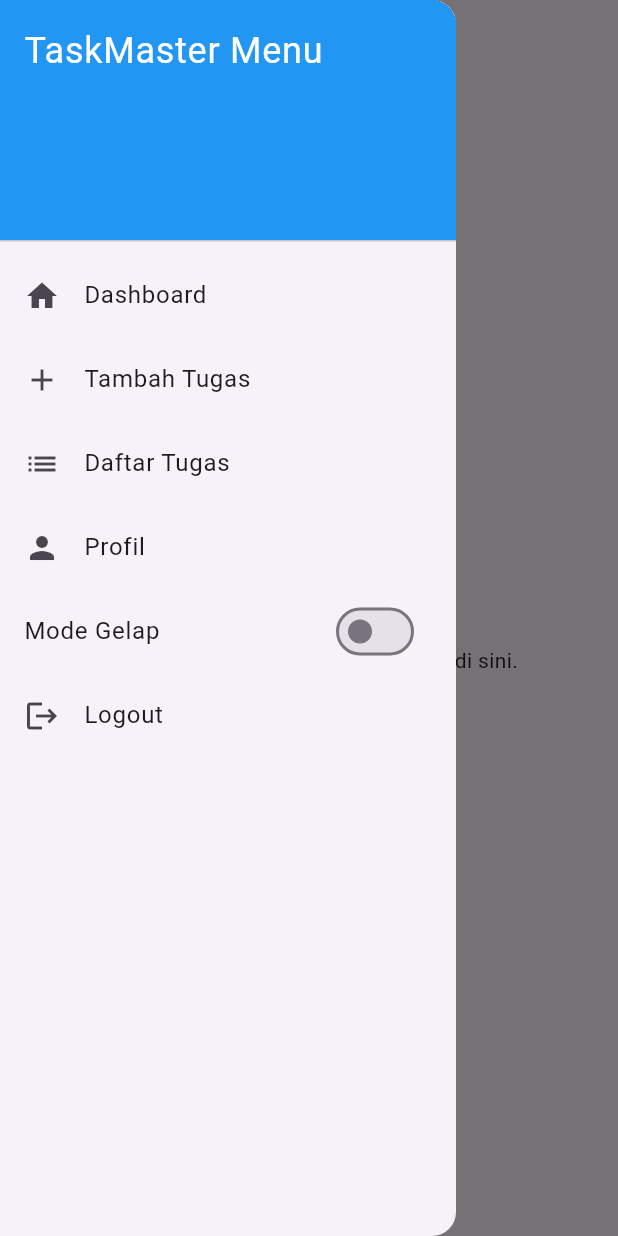
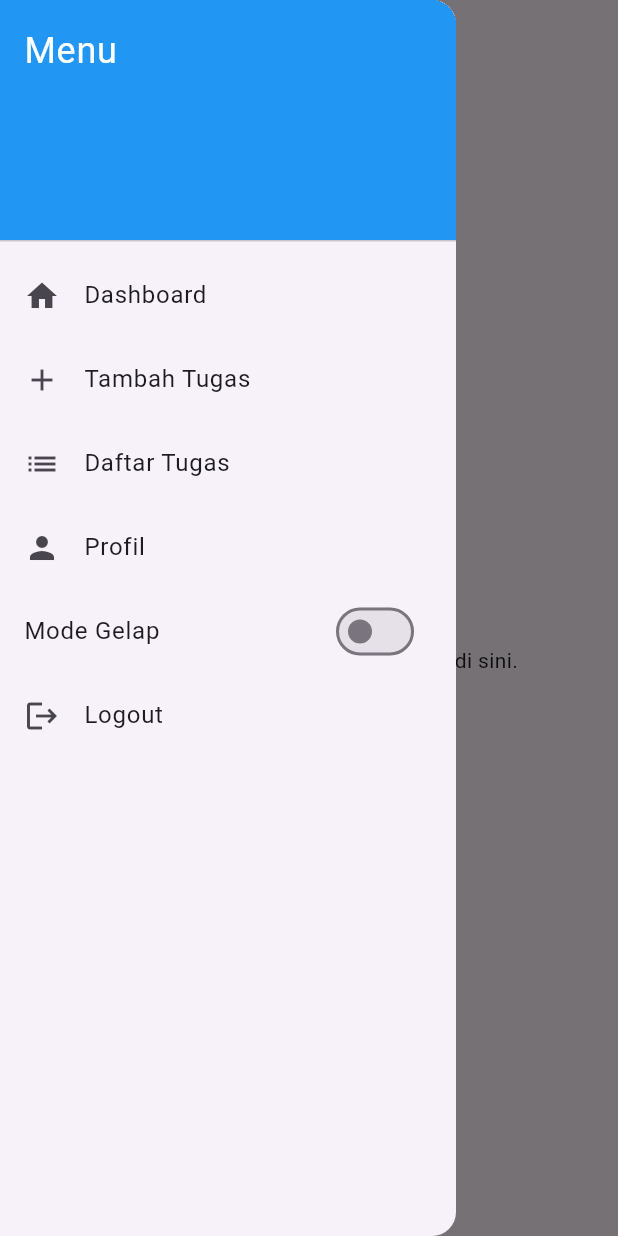
Before and after one commit to saahilmie/H1D023069_Tugas7, a Flutter app: the HomePage screen opened by its route, with the side drawer open, on a phone screen of 412 x 824 dp. Run offline on Flutter 3.47's test engine with Material 3 defaults, Android fonts, the phone set to English and light mode, and no system bars; our stand-ins replace shared_preferences; accounts and stored records are empty.

Commit message:
Tugas 7 Pertemuan 9

```diff
--- a/lib/main.dart
+++ b/lib/main.dart
@@ -30,7 +30,7 @@ class MyApp extends StatelessWidget {
     return Consumer<ThemeProvider>(
       builder: (context, themeProvider, child) {
         return MaterialApp(
-          title: 'TaskMaster',
+          title: 'H1D023069_Tugas7',
           theme: themeProvider.isDarkMode ? ThemeData.dark() : ThemeData.light(),
           initialRoute: isLoggedIn ? '/home' : '/login',
           routes: {
--- a/lib/widgets/side_menu.dart
+++ b/lib/widgets/side_menu.dart
@@ -14,7 +14,7 @@ class SideMenu extends StatelessWidget {
         children: [
           const DrawerHeader(
             decoration: BoxDecoration(color: Colors.blue),
-            child: Text('TaskMaster Menu', style: TextStyle(color: Colors.white, fontSize: 24)),
+            child: Text('Menu', style: TextStyle(color: Colors.white, fontSize: 24)),
           ),
           ListTile(
             leading: const Icon(Icons.home),
```
